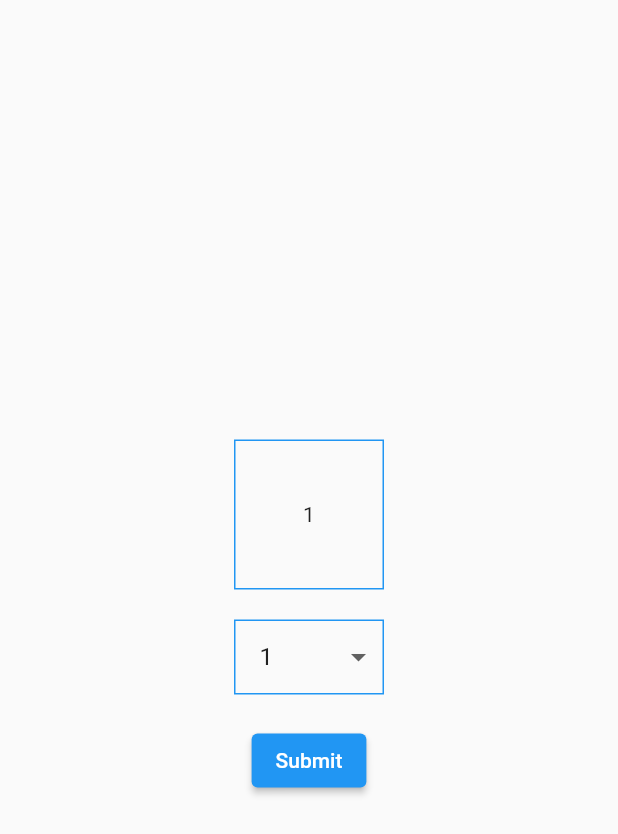
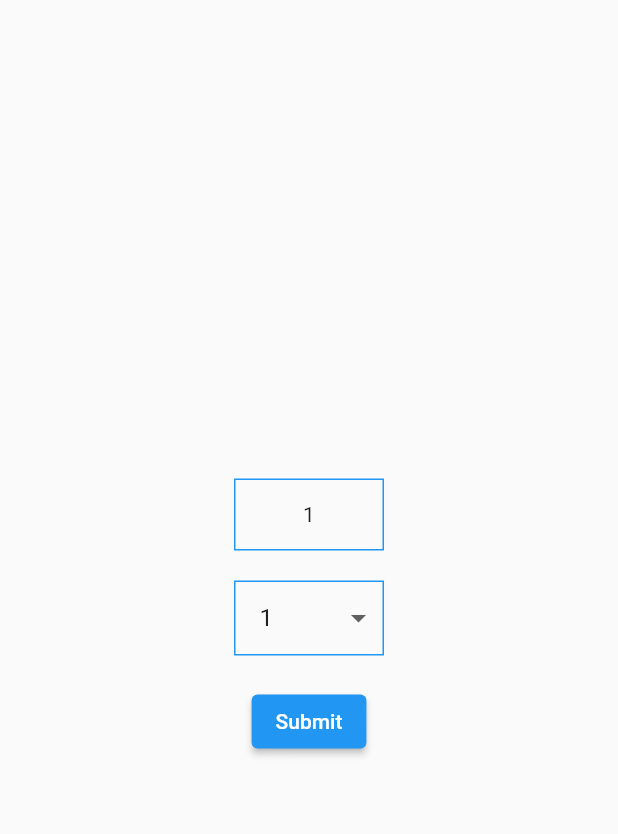
Before and after one commit to ukkey0518/custom_form_sample, a Flutter app: the screen it shows after launch, on a phone screen of 412 x 824 dp. Shown: the top 834 px of the screen. Run offline on Flutter 3.47's test engine with Material 2 defaults, Android fonts, the phone set to English and light mode, and no system bars.

Commit message:
Update RandomNumberPicker height

```diff
--- a/lib/random_number_picker_form.dart
+++ b/lib/random_number_picker_form.dart
@@ -75,7 +75,7 @@ class _RandomNumberPickerState extends State<RandomNumberPicker> {
           onTap: widget.enabled ? _setValue : null,
           child: Container(
             width: 100,
-            height: 100,
+            height: kMinInteractiveDimension,
             alignment: Alignment.center,
             decoration: BoxDecoration(
               border: Border.all(color: Theme.of(context).primaryColor),
```
